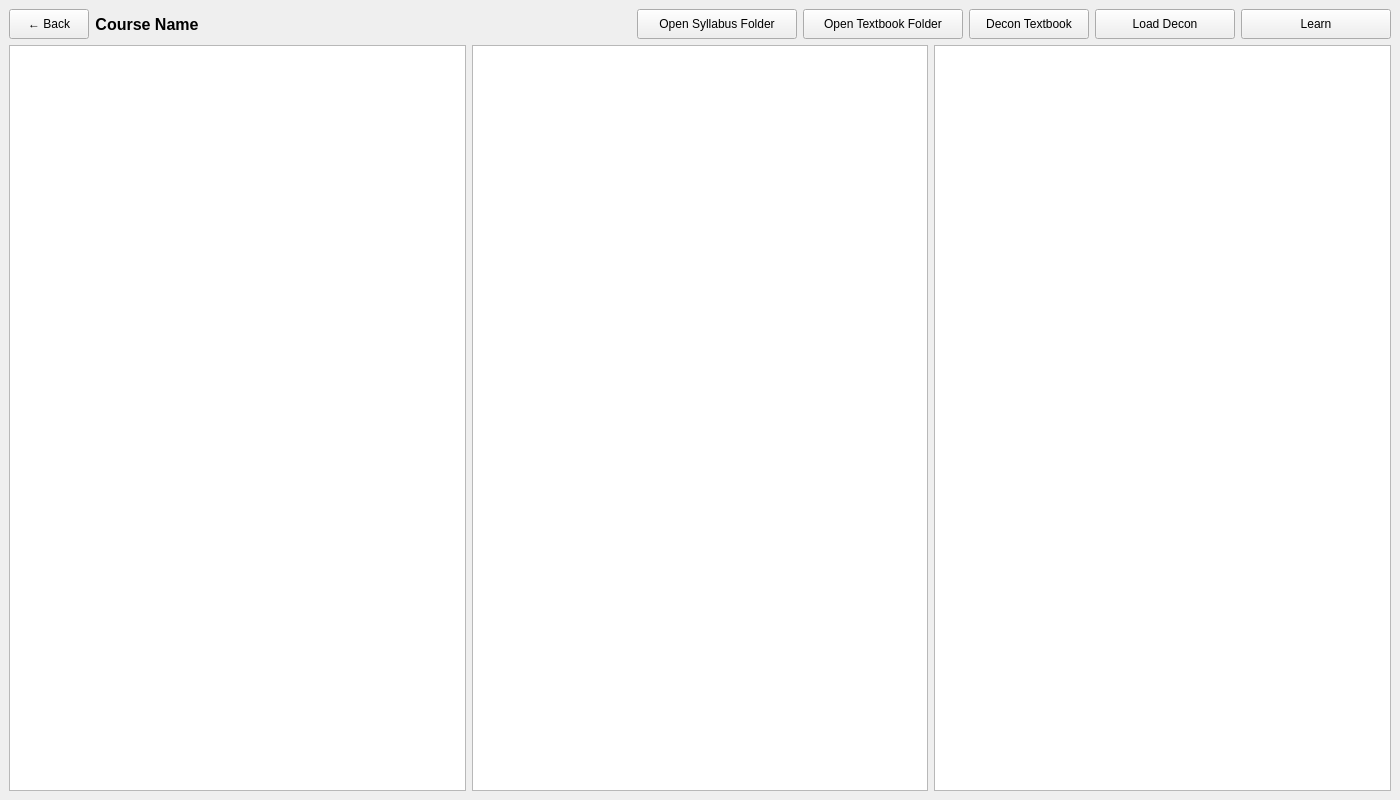
Old version of the form gui/ui/course_detail.ui in the repository s1lently/canvas_decon.
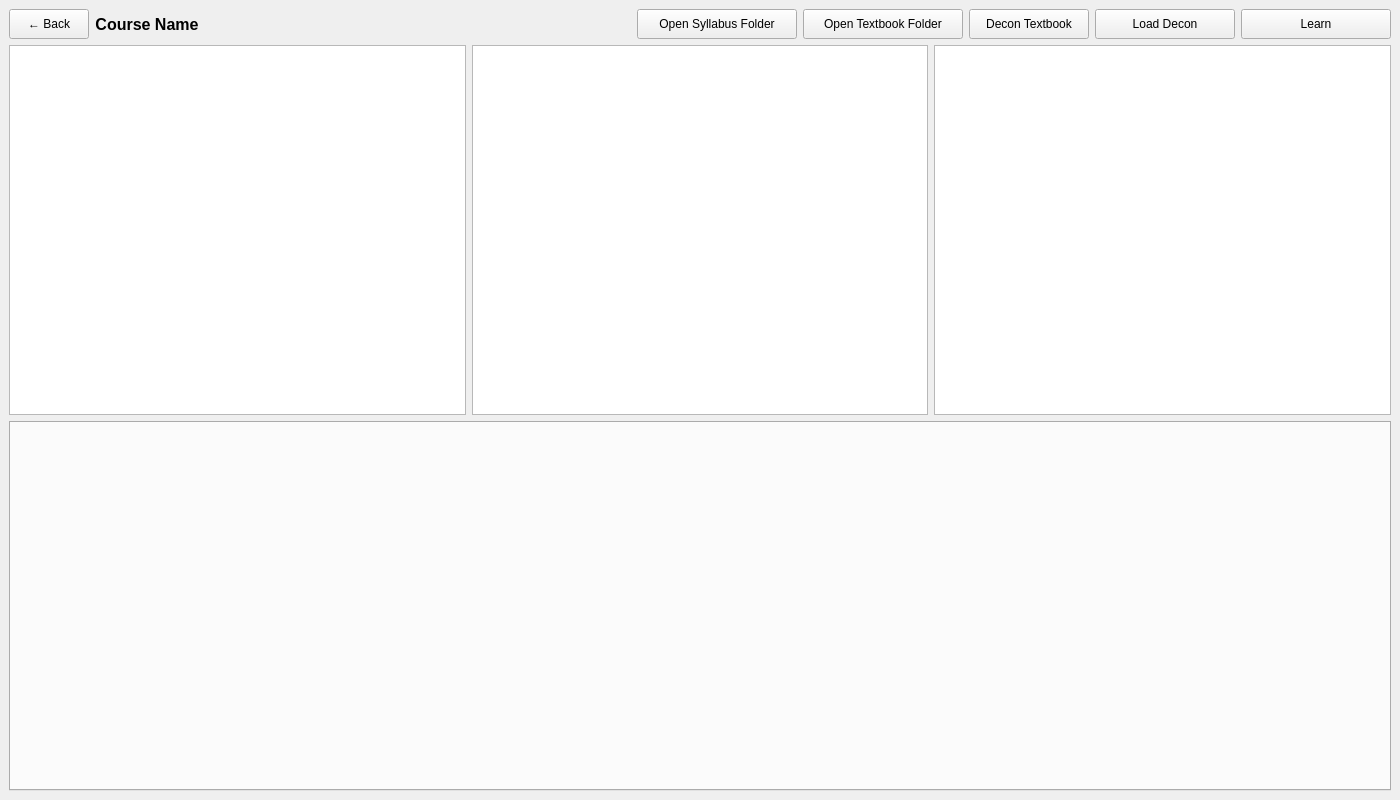
New version of the form.

Commit message: feat: improve sidebar and console management

```diff
--- a/gui/ui/course_detail.ui
+++ b/gui/ui/course_detail.ui
@@ -155,6 +155,9 @@
       </item>
      </layout>
     </item>
+    <item>
+     <widget class="QTabWidget" name="consoleTabWidget"/>
+    </item>
    </layout>
   </widget>
  </widget>
```
The commit also changes 8 other files.
